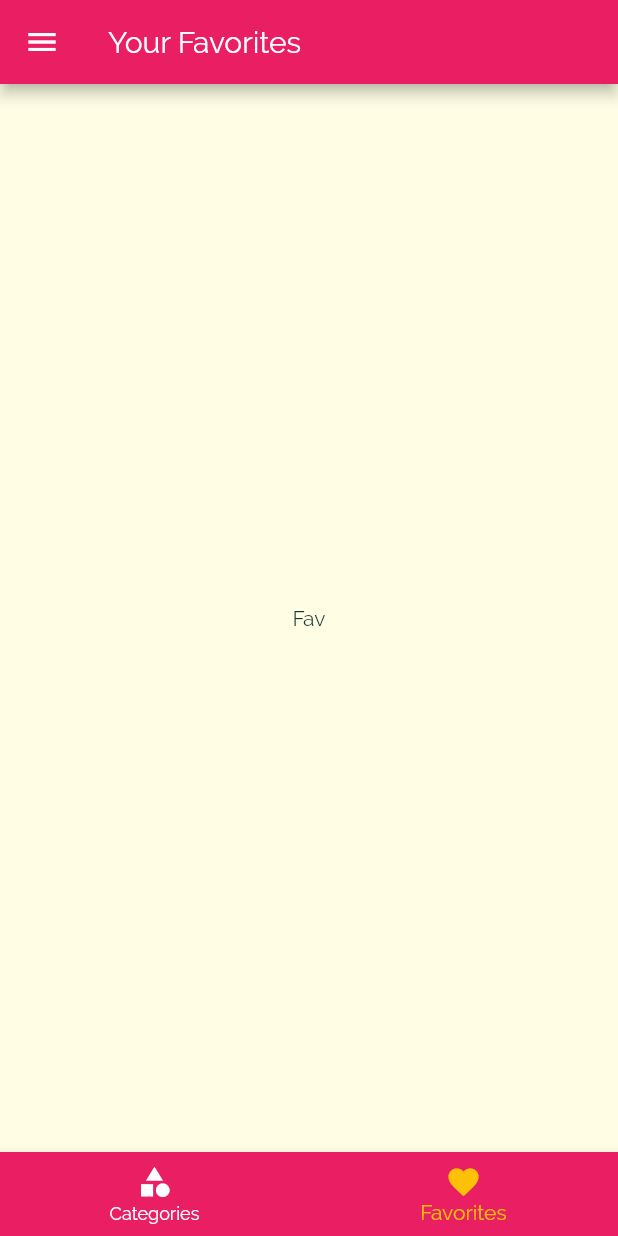
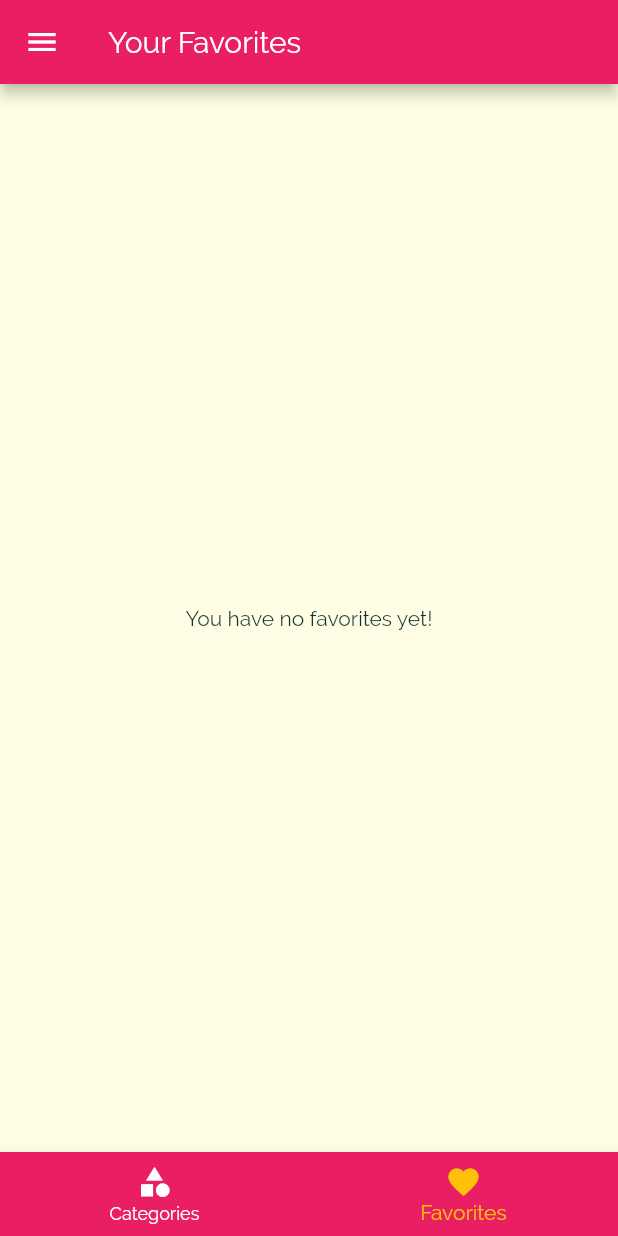
Before and after one commit to limpep/flutter-food-selection, a Flutter app: the screen it shows after launch, item 2 of the bottom bar chosen, on a phone screen of 412 x 824 dp. Run offline on Flutter 3.47's test engine with Material 2 defaults, Android fonts, the phone set to English and light mode, and no system bars.

Commit message:
abaility to add favorite meals

```diff
--- a/lib/main.dart
+++ b/lib/main.dart
@@ -25,6 +25,7 @@ class _MyAppState extends State<MyApp> {
   };
 
   List<Meal> _availableMeals = DUMMY_MEALS;
+  List<Meal> _favoriteMeals = [];
 
   void _setFilters(Map<String, bool> _filterData) {
     setState(() {
@@ -46,6 +47,25 @@ class _MyAppState extends State<MyApp> {
         return true;
       }).toList();
     });
+  }
+
+  void _toggleFavorite(String mealId) {
+    final existingIndex =
+        _favoriteMeals.indexWhere((meal) => meal.id == mealId);
+
+    if (existingIndex >= 0) {
+      setState(() {
+        _favoriteMeals.removeAt(existingIndex);
+      });
+    } else {
+      setState(() {
+        _favoriteMeals.add(DUMMY_MEALS.firstWhere((meal) => meal.id == mealId));
+      });
+    }
+  }
+
+  bool _isMealFavorite(String id) {
+    return _favoriteMeals.any((meal) => meal.id == id);
   }
 
   @override
@@ -73,11 +93,12 @@ class _MyAppState extends State<MyApp> {
       ),
       initialRoute: TabsScreen.screenId,
       routes: {
-        TabsScreen.screenId: (context) => TabsScreen(),
+        TabsScreen.screenId: (context) => TabsScreen(_favoriteMeals),
         CategoriesScreen.screenId: (context) => CategoriesScreen(),
         CategoryMealsScreen.screenId: (context) =>
             CategoryMealsScreen(_availableMeals),
-        MealDetailScreen.screenId: (context) => MealDetailScreen(),
+        MealDetailScreen.screenId: (context) =>
+            MealDetailScreen(_toggleFavorite, _isMealFavorite),
         FiltersScreen.screenId: (context) => FiltersScreen(
               saveFilters: _setFilters,
               currentFilters: _filters,
--- a/lib/screens/category_meals_screen.dart
+++ b/lib/screens/category_meals_screen.dart
@@ -60,7 +60,6 @@ class _CategoryMealsScreenState extends State<CategoryMealsScreen> {
               duration: meal.duration,
               complexity: meal.complexity,
               affordability: meal.affordability,
-              removeItem: _removeMeal,
             );
           },
           itemCount: displayedMeals.length,
--- a/lib/screens/favorites_screen.dart
+++ b/lib/screens/favorites_screen.dart
@@ -1,12 +1,35 @@
 import 'package:flutter/material.dart';
+import 'package:foodselection/components/meal_item.dart';
+import 'package:foodselection/models/meal.dart';
 
 class FavoritesScreen extends StatelessWidget {
+  final List<Meal> favoriteMeals;
+
+  FavoritesScreen(this.favoriteMeals);
+
   @override
   Widget build(BuildContext context) {
-    return Center(
-      child: Container(
-        child: Text('Fav'),
-      ),
-    );
+    if (favoriteMeals.isEmpty) {
+      return Center(
+        child: Container(
+          child: Text('You have no favorites yet!'),
+        ),
+      );
+    } else {
+      return ListView.builder(
+        itemBuilder: (ctx, index) {
+          var meal = favoriteMeals[index];
+          return MealItem(
+            id: meal.id,
+            title: meal.title,
+            imageUrl: meal.imageUrl,
+            duration: meal.duration,
+            complexity: meal.complexity,
+            affordability: meal.affordability,
+          );
+        },
+        itemCount: favoriteMeals.length,
+      );
+    }
   }
 }
--- a/lib/screens/tabs_screen.dart
+++ b/lib/screens/tabs_screen.dart
@@ -1,22 +1,32 @@
 import 'package:flutter/material.dart';
 import 'package:foodselection/components/main_draw.dart';
+import 'package:foodselection/models/meal.dart';
 import 'package:foodselection/screens/categories_screen.dart';
 import 'package:foodselection/screens/favorites_screen.dart';
 
 class TabsScreen extends StatefulWidget {
   static final screenId = 'TabsScreen';
+  final List<Meal> favoriteMeals;
+
+  TabsScreen(this.favoriteMeals);
 
   @override
   _TabsScreenState createState() => _TabsScreenState();
 }
 
 class _TabsScreenState extends State<TabsScreen> {
-  final List<Map<String, dynamic>> _pages = [
-    {'page': CategoriesScreen(), 'title': 'Categories'},
-    {'page': FavoritesScreen(), 'title': 'Your Favorites'}
-  ];
+  List<Map<String, dynamic>> _pages;
 
   int _selectedPageIndex = 0;
+
+  @override
+  void initState() {
+    _pages = [
+      {'page': CategoriesScreen(), 'title': 'Categories'},
+      {'page': FavoritesScreen(widget.favoriteMeals), 'title': 'Your Favorites'}
+    ];
+    super.initState();
+  }
 
   void _selectPage(int index) {
     setState(() {
```
Also changed, not shown: lib/components/meal_item.dart (+4 -6 lines), lib/screens/meal_detail_screen.dart (+7 -4 lines).
